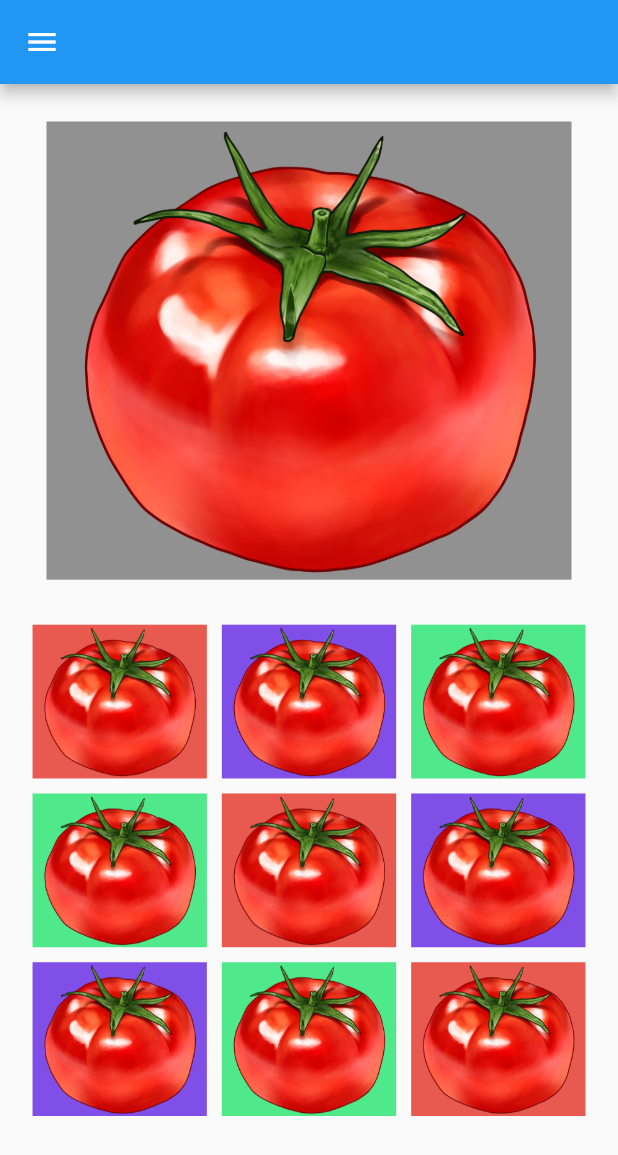
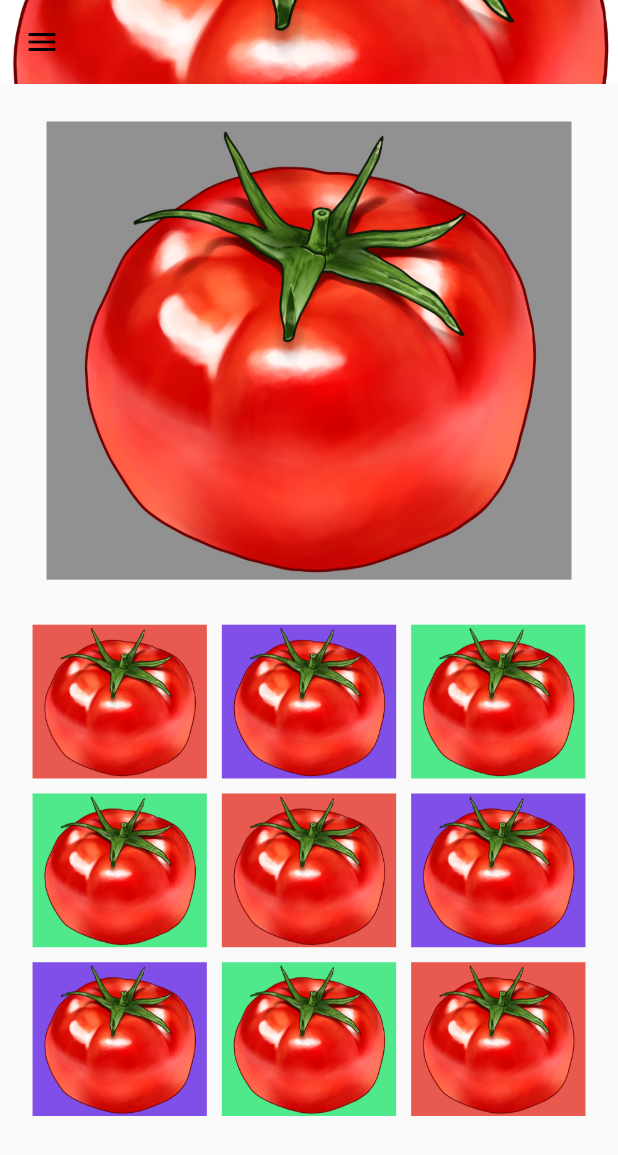
Before and after one commit to hryoshihara0692/Todo, a Flutter app: the screen it shows after launch, on a phone screen of 412 x 824 dp. Shown: the top 1155 px of the screen. Run offline on Flutter 3.47's test engine with Material 2 defaults, Android fonts, the phone set to English and light mode, and no system bars; drawn by our look-alikes of google_mobile_ads; our stand-ins replace firebase_core, flutter_riverpod, go_router, riverpod_annotation; accounts and stored records are empty; generated files the repository leaves out were written again; network calls fail.

Commit message:
2023/11/29 appBarの背景に画像を設置した

```diff
--- a/lib/pages/home.dart
+++ b/lib/pages/home.dart
@@ -41,7 +41,18 @@ class _HomePageState extends State<HomePage> {
       onWillPop: () async => false,
       child: SafeArea(
         child: Scaffold(
-          appBar: AppBar(),
+          appBar: AppBar(
+            backgroundColor: Colors.white,
+            elevation: 0,
+            iconTheme: IconThemeData(color: Colors.black),
+            flexibleSpace: Container(
+              decoration: BoxDecoration(
+                image: DecorationImage(
+                    image: AssetImage('images/tomato.png'),
+                    fit: BoxFit.cover),
+              ),
+            ),
+          ),
           drawer: SideMenu(),
           body: Column(
             mainAxisAlignment: MainAxisAlignment.start,
@@ -84,8 +95,8 @@ class _HomePageState extends State<HomePage> {
                             ),
                             margin: const EdgeInsets.fromLTRB(5, 5, 5, 5),
                             child: Center(
-                                child: Image.asset('images/tomato.png'),
-                                ),
+                              child: Image.asset('images/tomato.png'),
+                            ),
                           ),
                         ),
                         Container(
```
